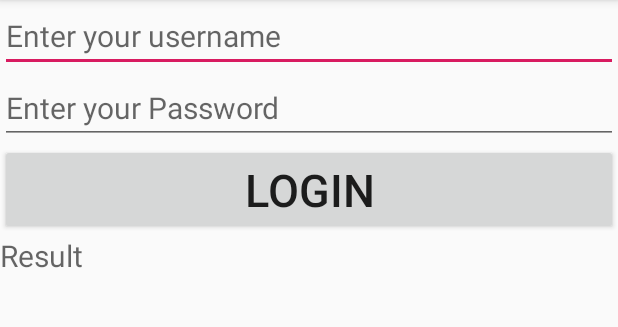
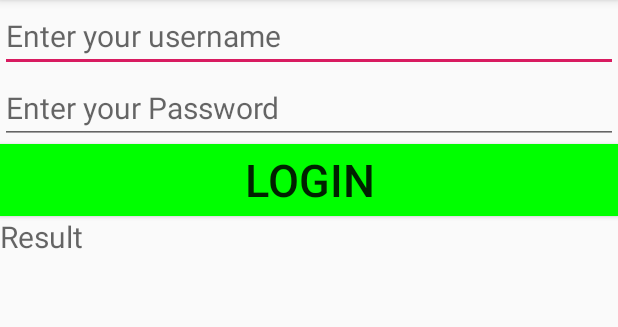
Before and after one commit to rmfadera10/Softwaricass, an Android app: the abc screen opened directly, with no data from a screen before it, on a phone screen of 412 x 824 dp, the part 84-411 px from its top. Run offline under Robolectric (Android 15) with nearby library versions, the phone set to English and light mode, and no system bars.

Commit message:
Buton's Background color added

```diff
--- a/app/src/main/res/layout/activity_abc.xml
+++ b/app/src/main/res/layout/activity_abc.xml
@@ -25,6 +25,7 @@
         android:layout_width="match_parent"
         android:layout_height="wrap_content"
         android:text="Login"
+        android:background="#00ff00"
         android:textSize="30sp"></Button>
 
     <TextView
```
